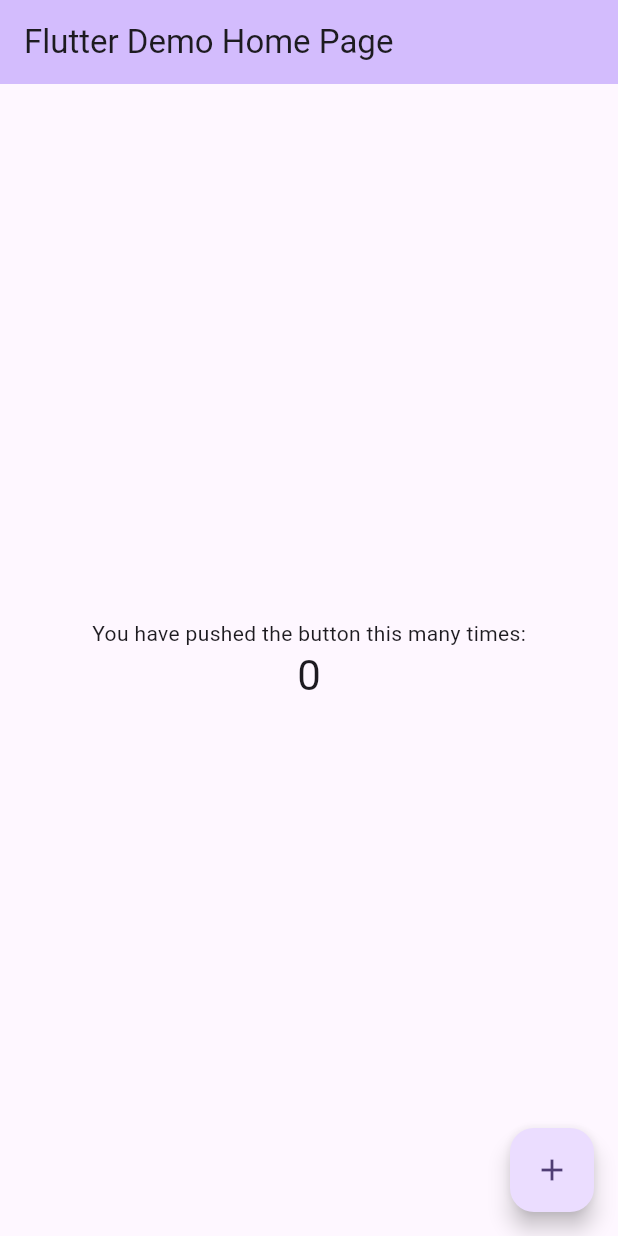
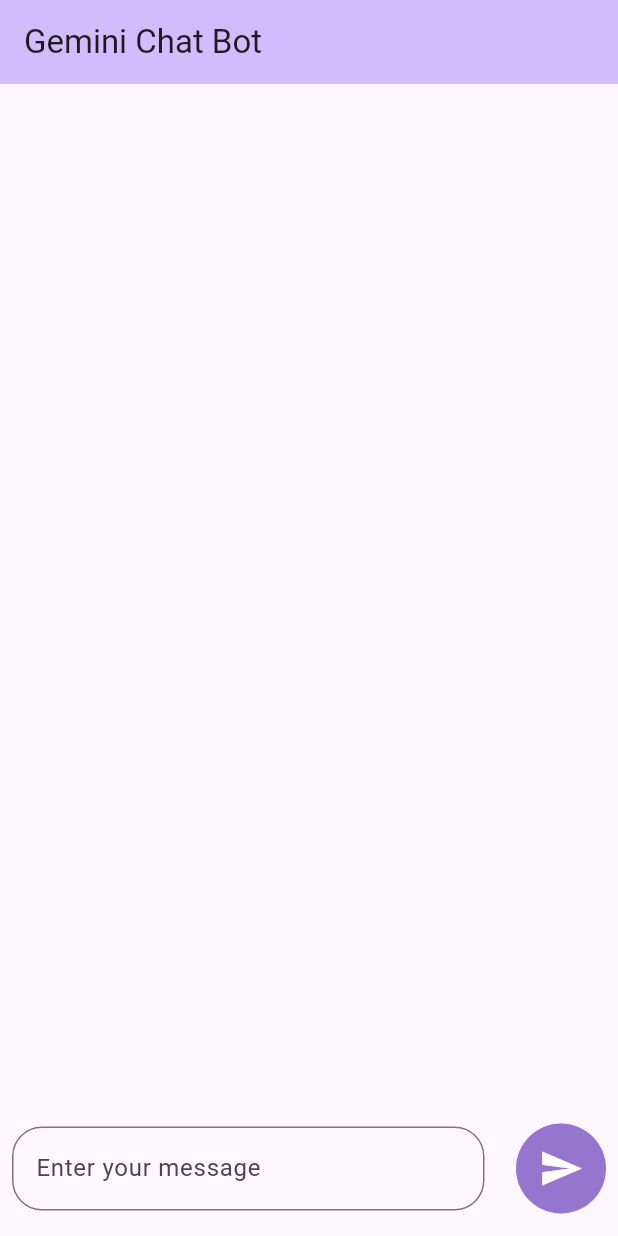
Before and after one commit to VihaoHT/Flutter-ChatBot-Gemini, a Flutter app: the screen it shows after launch, on a phone screen of 412 x 824 dp. Run offline on Flutter 3.47's test engine with Material 3 defaults, Android fonts, the phone set to English and light mode, and no system bars; our stand-ins replace google_generative_ai.

Commit message:
chat bot

```diff
--- /dev/null
+++ b/lib/constants.dart
@@ -0,0 +1 @@
+String apiKey = 'YOUR_API_KEY';
--- a/lib/main.dart
+++ b/lib/main.dart
@@ -1,9 +1,12 @@
+import 'package:chat_bot_gemini/constants.dart';
+import 'package:chat_bot_gemini/views/chat_screen.dart';
 import 'package:flutter/material.dart';
 
 void main() {
   runApp(const MyApp());
 }
 
+// AIzaSyAJVn4TCio8swPTSNwf7Y2FRpXkdfzYgKU
 class MyApp extends StatelessWidget {
   const MyApp({super.key});
 
@@ -11,42 +14,18 @@ class MyApp extends StatelessWidget {
   @override
   Widget build(BuildContext context) {
     return MaterialApp(
-      title: 'Flutter Demo',
+      debugShowCheckedModeBanner: false,
       theme: ThemeData(
-        // This is the theme of your application.
-        //
-        // TRY THIS: Try running your application with "flutter run". You'll see
-        // the application has a blue toolbar. Then, without quitting the app,
-        // try changing the seedColor in the colorScheme below to Colors.green
-        // and then invoke "hot reload" (save your changes or press the "hot
-        // reload" button in a Flutter-supported IDE, or press "r" if you used
-        // the command line to start the app).
-        //
-        // Notice that the counter didn't reset back to zero; the application
-        // state is not lost during the reload. To reset the state, use hot
-        // restart instead.
-        //
-        // This works for code too, not just values: Most code changes can be
-        // tested with just a hot reload.
         colorScheme: ColorScheme.fromSeed(seedColor: Colors.deepPurple),
         useMaterial3: true,
       ),
-      home: const MyHomePage(title: 'Flutter Demo Home Page'),
+      home: const ChatScreen(),
     );
   }
 }
 
 class MyHomePage extends StatefulWidget {
   const MyHomePage({super.key, required this.title});
-
-  // This widget is the home page of your application. It is stateful, meaning
-  // that it has a State object (defined below) that contains fields that affect
-  // how it looks.
-
-  // This class is the configuration for the state. It holds the values (in this
-  // case the title) provided by the parent (in this case the App widget) and
-  // used by the build method of the State. Fields in a Widget subclass are
-  // always marked "final".
 
   final String title;
 
--- /dev/null
+++ b/lib/views/chat_screen.dart
@@ -0,0 +1,154 @@
+import 'package:chat_bot_gemini/constants.dart';
+import 'package:flutter/material.dart';
+import 'package:google_generative_ai/google_generative_ai.dart';
+import 'package:intl/intl.dart';
+
+class ChatScreen extends StatefulWidget {
+  const ChatScreen({super.key});
+
+  @override
+  State<ChatScreen> createState() => _ChatScreenState();
+}
+
+class _ChatScreenState extends State<ChatScreen> {
+  final TextEditingController _userMessage = TextEditingController();
+
+  final model = GenerativeModel(model: 'gemini-pro', apiKey: apiKey);
+
+  final List<Message> _messages = [];
+
+  Future<void> sendMessage() async {
+    final message = _userMessage.text;
+    _userMessage.clear();
+
+    setState(() {
+      _messages
+          .add(Message(message: message, isUser: true, date: DateTime.now()));
+    });
+
+    //! send message to chatbot and wait respone
+    final content = [Content.text(message)];
+    final respone = await model.generateContent(content);
+    setState(() {
+      _messages.add(Message(
+          message: respone.text ?? "", isUser: false, date: DateTime.now()));
+    });
+  }
+
+  @override
+  Widget build(BuildContext context) {
+    return Scaffold(
+      appBar: AppBar(
+        backgroundColor: Theme.of(context).colorScheme.inversePrimary,
+        title: const Text("Gemini Chat Bot"),
+      ),
+      body: Column(
+        mainAxisAlignment: MainAxisAlignment.end,
+        children: [
+          Expanded(
+              child: ListView.builder(
+            itemCount: _messages.length,
+            itemBuilder: (context, index) {
+              final message = _messages[index];
+              return Messages(
+                isUser: message.isUser,
+                message: message.message,
+                date: DateFormat('HH:mm').format(message.date),
+              );
+            },
+          )),
+          Padding(
+            padding: const EdgeInsets.symmetric(horizontal: 8, vertical: 15),
+            child: Row(
+              children: [
+                Expanded(
+                  flex: 15,
+                  child: TextFormField(
+                    controller: _userMessage,
+                    decoration: InputDecoration(
+                      border: OutlineInputBorder(
+                        borderRadius: BorderRadius.circular(20),
+                      ),
+                      label: const Text("Enter your message"),
+                    ),
+                  ),
+                ),
+                const Spacer(),
+                IconButton(
+                  onPressed: () {
+                    sendMessage();
+                  },
+                  padding: const EdgeInsets.all(15),
+                  iconSize: 30,
+                  style: ButtonStyle(
+                      backgroundColor: MaterialStateProperty.all(const Color(0xFF9575CD)),
+                      foregroundColor: MaterialStateProperty.all(Colors.white),
+                      shape: MaterialStateProperty.all(const CircleBorder())),
+                  icon: const Icon(Icons.send),
+                ),
+
+              ],
+            ),
+          )
+        ],
+      ),
+    );
+  }
+}
+
+class Messages extends StatelessWidget {
+  const Messages(
+      {super.key,
+      required this.isUser,
+      required this.message,
+      required this.date});
+
+  final bool isUser;
+  final String message;
+  final String date;
+
+  @override
+  Widget build(BuildContext context) {
+    return Container(
+      width: double.infinity,
+      padding: const EdgeInsets.all(15),
+      margin: const EdgeInsets.symmetric(vertical: 15).copyWith(
+        left: isUser ? 100 : 10,
+        right: isUser ? 10 : 100,
+      ),
+      decoration: BoxDecoration(
+        color: isUser
+            ? const Color.fromARGB(255, 9, 48, 79)
+            : Colors.grey.shade300,
+        borderRadius: BorderRadius.only(
+          topLeft: const Radius.circular(10),
+          bottomLeft: isUser ? const Radius.circular(10) : Radius.zero,
+          topRight: const Radius.circular(10),
+          bottomRight: !isUser ? Radius.zero : const Radius.circular(10),
+        ),
+      ),
+      child: Column(
+        crossAxisAlignment: CrossAxisAlignment.start,
+        children: [
+          Text(
+            message,
+            style: TextStyle(color: isUser ? Colors.white : Colors.black),
+          ),
+          Text(
+            date,
+            style: TextStyle(color: isUser ? Colors.white : Colors.black),
+          ),
+
+        ],
+      ),
+    );
+  }
+}
+
+class Message {
+  final bool isUser;
+  final String message;
+  final DateTime date;
+
+  Message({required this.isUser, required this.message, required this.date});
+}
```
Also changed, not shown: pubspec.yaml (+4 -4 lines), pubspec.lock.
